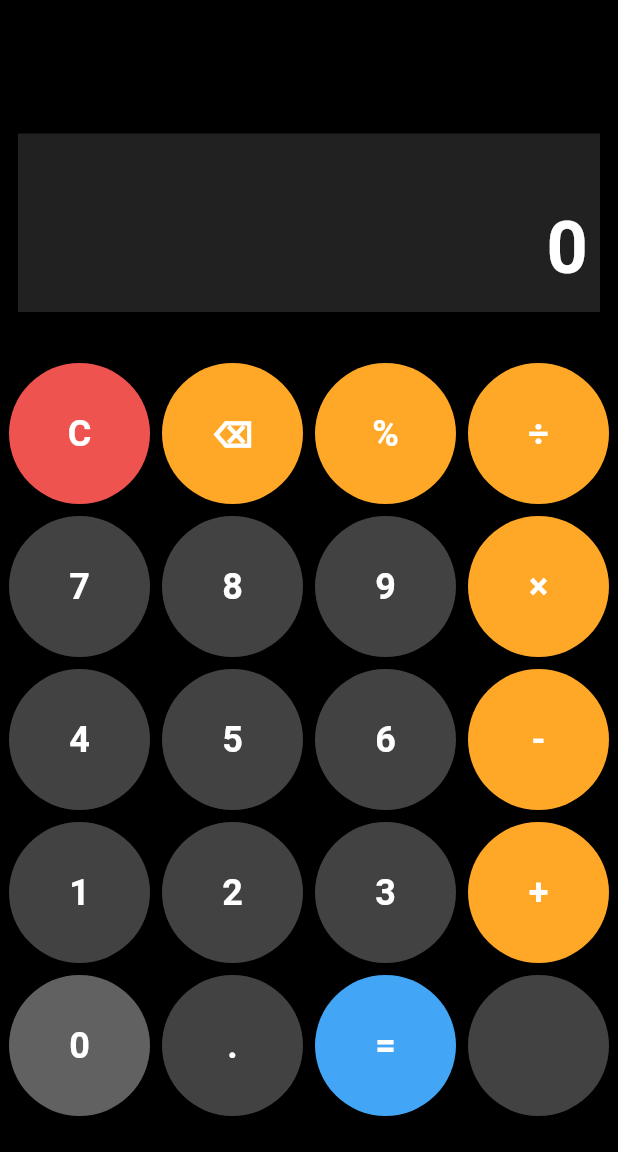
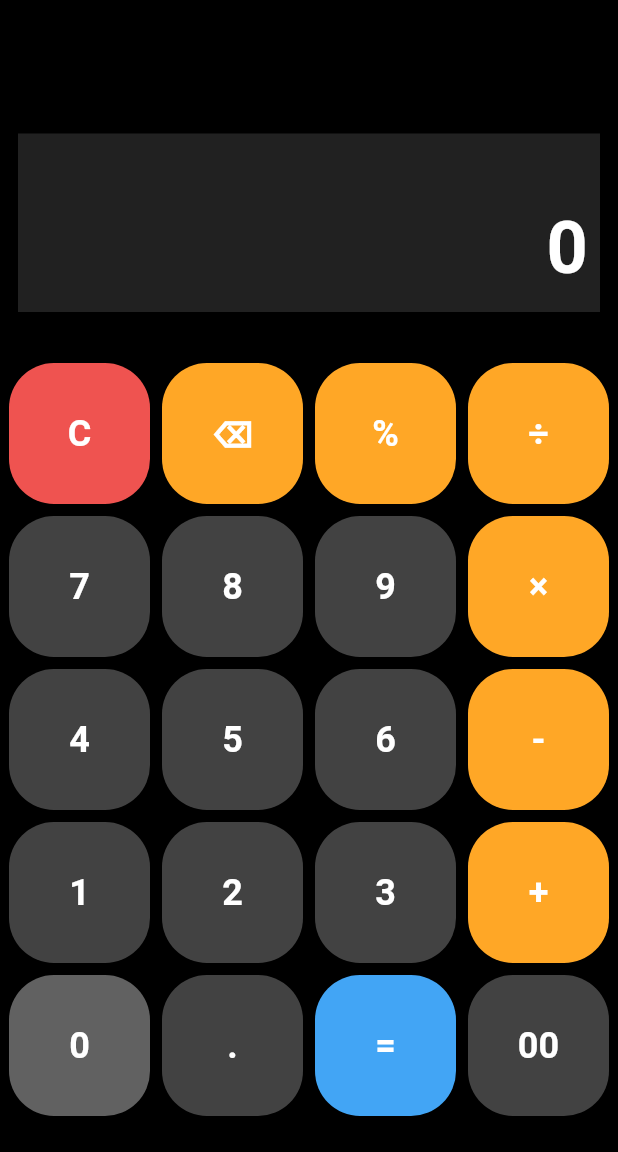
Before and after one commit to karansolanki6281/calculator, a Flutter app: the screen it shows after launch, on a phone screen of 412 x 824 dp, the part 84-1236 px from its top. Run offline on Flutter 3.47's test engine with Material 3 defaults, Android fonts, the phone set to English and light mode, and no system bars.

Commit message:
logo added

```diff
--- a/lib/main.dart
+++ b/lib/main.dart
@@ -175,7 +175,7 @@ class _CalculatorState extends State<Calculator> {
             foregroundColor: textColor ?? Colors.white,
             padding: EdgeInsets.all(30),
             shape: RoundedRectangleBorder(
-              borderRadius: BorderRadius.circular(115),
+              borderRadius: BorderRadius.circular(30),
             ),
           ),
           child: Text(
@@ -275,7 +275,7 @@ class _CalculatorState extends State<Calculator> {
                 _buildButton('0', color: Colors.grey[700]),
                 _buildButton('.'),
                 _buildButton('=', color: Colors.blue[400]),
-                _buildButton('', color: Colors.grey[800]), // Placeholder button to maintain 4-column layout
+                _buildButton('00', color: Colors.grey[800]), // Placeholder button to maintain 4-column layout
               ],
             ),
             SizedBox(height: 20),
--- a/pubspec.yaml
+++ b/pubspec.yaml
@@ -34,6 +34,7 @@ dependencies:
   # The following adds the Cupertino Icons font to your application.
   # Use with the CupertinoIcons class for iOS style icons.
   cupertino_icons: ^1.0.8
+  flutter_launcher_icons: ^0.14.4
 
 dev_dependencies:
   flutter_test:
@@ -48,7 +49,10 @@ dev_dependencies:
 
 # For information on the generic Dart part of this file, see the
 # following page: https://dart.dev/tools/pub/pubspec
-
+flutter_launcher_icons:
+    android: "launcher_icon"
+    ios: true
+    image_path: "assets/icon/calculator.png"
 # The following section is specific to Flutter packages.
 flutter:
 
```
Also changed, not shown: assets/icon/calculator.png (added), pubspec.lock, 29 other files.
